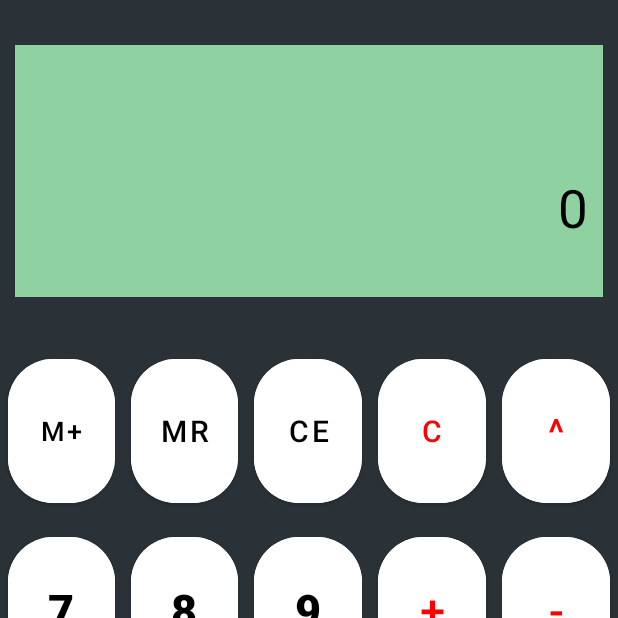
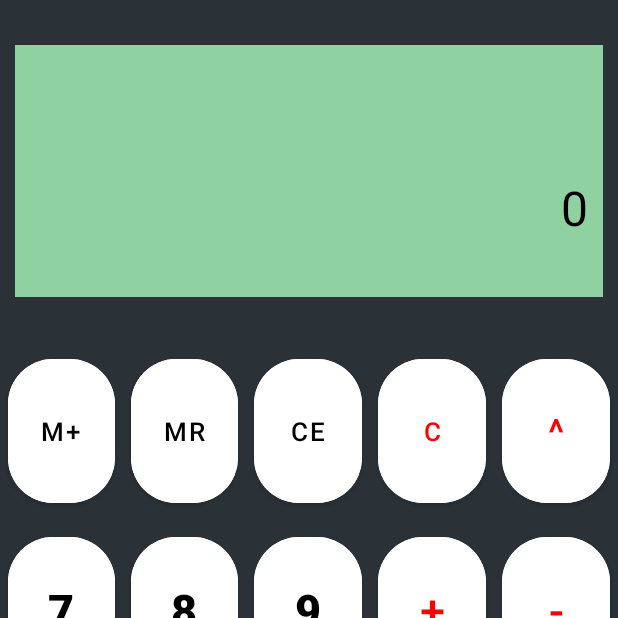
Before and after one commit to andrezg98/MyAndroidCalculator, an Android app: the screen it shows after launch (MainActivity), after a tap on "M+", on a phone screen of 412 x 824 dp, the top half of it. Run offline under Robolectric (Android 15) with nearby library versions, the phone set to English and light mode, and no system bars.

Commit message:
update cursor position, operation preview, button clicked and code cleaning

```diff
--- a/app/src/main/AndroidManifest.xml
+++ b/app/src/main/AndroidManifest.xml
@@ -12,7 +12,6 @@
         <activity android:name="com.example.my_android_calculator.MainActivity">
             <intent-filter>
                 <action android:name="android.intent.action.MAIN" />
-
                 <category android:name="android.intent.category.LAUNCHER" />
             </intent-filter>
         </activity>
--- a/app/src/main/java/com/example/my_android_calculator/MainActivity.java
+++ b/app/src/main/java/com/example/my_android_calculator/MainActivity.java
@@ -2,7 +2,6 @@ package com.example.my_android_calculator;
 
 import androidx.annotation.NonNull;
 import androidx.appcompat.app.AppCompatActivity;
-import androidx.appcompat.app.ActionBar;
 import android.os.Bundle;
 import android.util.Log;
 import android.view.View;
@@ -10,6 +9,10 @@ import android.widget.EditText;
 import android.widget.TextView;
 import android.widget.Button;
 import android.view.View.OnClickListener;
+
+import java.util.ArrayList;
+import java.util.Arrays;
+import java.util.List;
 
 public class MainActivity extends AppCompatActivity implements OnClickListener {
 
@@ -29,31 +32,40 @@ public class MainActivity extends AppCompatActivity implements OnClickListener {
         // To hide the actionBar
         if (getSupportActionBar() != null) { getSupportActionBar().hide();}
 
+        // * Display *
         // Don't show the keyboard
         screen = findViewById(R.id.result);
         screen.setShowSoftInputOnFocus(false);
 
-        // * Display *
         findViewById(R.id.result).setOnClickListener(this);
         preview = findViewById(R.id.preview_calculation);
 
-        int[] buttonsListIDs = new int[] {R.id.dot, R.id.zero, R.id.one, R.id.two, R.id.three,
-                                        R.id.four, R.id.five, R.id.six , R.id.seven, R.id.eight, R.id.nine,
-                                        R.id.mas, R.id.menos, R.id.multiply, R.id.div, R.id.raiz, R.id.percent,
-                                         R.id.potencia, R.id.equal, R.id.m_mas, R.id.clear, R.id.clear_element, R.id.mr};
+        // * Buttons *
+        int[] buttonsListIDs = new int[] {
+                // Numbers
+                R.id.dot, R.id.zero, R.id.one, R.id.two, R.id.three,
+                R.id.four, R.id.five, R.id.six , R.id.seven, R.id.eight, R.id.nine,
+                // Common Operators
+                R.id.mas, R.id.menos, R.id.multiply, R.id.div, R.id.raiz, R.id.percent,
+                R.id.potencia, R.id.equal, R.id.m_mas, R.id.clear, R.id.clear_element, R.id.mr
+        };
+
         for (int buttonID : buttonsListIDs) {
             findViewById(buttonID).setOnClickListener(this);
         }
 
-        // * Operators that only exist in layout-vertical (Vertical mode) and only in layout-land (Landscape mode) *
-        int[] uniqueButtonsListIDs = new int[] {R.id.sign_change, R.id.squared, R.id.invert, R.id.pi,
-                                                R.id.sin, R.id.cos, R.id.tan, R.id.mc, R.id.m_menos};
+        int[] uniqueButtonsListIDs = new int[] {
+                // Operator that only exist in layout-vertical (Vertical mode)
+                R.id.sign_change,
+                // Operators that only exist in layout-land (Landscape mode)
+                R.id.squared, R.id.invert, R.id.pi, R.id.sin, R.id.cos,
+                R.id.tan, R.id.mc, R.id.m_menos};
+
         for (int uniqueButtonID : uniqueButtonsListIDs) {
             if (findViewById(uniqueButtonID) != null){
                 findViewById(uniqueButtonID).setOnClickListener(this);
             }
         }
-
     }
 
     @Override
@@ -62,38 +74,44 @@ public class MainActivity extends AppCompatActivity implements OnClickListener {
         if (getString(R.string.screen).equals(screen.getText().toString())) {
             screen.setText("");
         }
-        String btnPressed;
-        try{
-            btnPressed = ((Button) view).getText().toString();
-        }catch (ClassCastException e){
+
+        String btnClicked;
+
+        try {
+            btnClicked = ((Button) view).getText().toString();
+        } catch (ClassCastException e) {
             Log.e("ERROR", "Bug double click.");
             return;
         }
 
-        if ("0123456789.".contains(btnPressed)) {
+        if ("0123456789.".contains(btnClicked)) { // A number button was clicked
             if (isWritingNumber) {
-                screen.append(btnPressed);
+                updateScreenText(btnClicked);
                 operationsComputer.setScreenNumber(Double.parseDouble(screen.getText().toString()));
                 Log.d("DEBUG", String.format("IsWritingNumber, operationsComputer screenNumber: %s, screen: %s",
                                     operationsComputer.getScreenNumber(), screen.getText().toString()));
             } else {
-                screen.setText(btnPressed);
+                screen.setText(btnClicked);
                 operationsComputer.setScreenNumber(Double.parseDouble(screen.getText().toString()));
                 isWritingNumber = true;
-                Log.d("DEBUG", String.format("NotWriting, operationsComputer screenNumber: %s, screen: %s",
+                Log.d("DEBUG", String.format("NotWritingNumber, operationsComputer screenNumber: %s, screen: %s",
                         operationsComputer.getScreenNumber(), screen.getText().toString()));
             }
-        } else if (btnPressed.equals("CE")) {
-            String clear_element;
+            operationsComputer.addOperation(btnClicked);
+            preview.setText(operationsComputer.getOperationPreview());
+        } else if (btnClicked.equals("CE")) {
+            String clearElement;
             try {
+                // Checking if it's an integer number
                 if (operationsComputer.getScreenNumber() % 1 == 0) {
-                    clear_element = String.valueOf((int) operationsComputer.getScreenNumber());
-                    operationsComputer.setScreenNumber(Double.parseDouble(clear_element.substring(0, clear_element.length() - 1)));
+                    clearElement = String.valueOf((int) operationsComputer.getScreenNumber());
+                    operationsComputer.setScreenNumber(Double.parseDouble(clearElement.substring(0, clearElement.length() - 1)));
                     screen.setText(String.valueOf((int) operationsComputer.getScreenNumber()));
                 } else {
-                    clear_element = String.valueOf(operationsComputer.getScreenNumber());
-                    double new_element = Double.parseDouble(clear_element.substring(0, clear_element.length() - 1));
+                    clearElement = String.valueOf(operationsComputer.getScreenNumber());
+                    double new_element = Double.parseDouble(clearElement.substring(0, clearElement.length() - 1));
                     operationsComputer.setScreenNumber(new_element);
+                    // Checking if it's an integer number
                     if (operationsComputer.getScreenNumber() % 1 == 0) {
                         screen.setText(String.valueOf((int) operationsComputer.getScreenNumber()));
                     } else {
@@ -101,61 +119,95 @@ public class MainActivity extends AppCompatActivity implements OnClickListener {
                     }
                 }
                 Log.d("DEBUG", String.format("CE:  %s, screenNumber: %s, screen: %s",
-                        clear_element, operationsComputer.getScreenNumber(), screen.getText().toString()));
-            } catch (NumberFormatException e){  //Case when no more input to erase
-
+                        clearElement, operationsComputer.getScreenNumber(), screen.getText().toString()));
+            } catch (NumberFormatException e){
+                // Case when no more input to erase
                 screen.setText("");
             }
-
             isWritingNumber = true;
-        } else {
+        } else { // A operator button was clicked
             try {
                 if (isWritingNumber) {
                     operationsComputer.setScreenNumber(Double.parseDouble(screen.getText().toString()));
                     isWritingNumber = false;
                 }
-                operationsComputer.computeOperation(btnPressed);
+                operationsComputer.computeOperation(btnClicked);
+                // Checking if it's an integer number
                 if (operationsComputer.getResult() % 1 == 0) {
                     screen.setText(String.valueOf((int) operationsComputer.getResult()));
                 } else {
                     screen.setText(String.valueOf(operationsComputer.getResult()));
                 }
             } catch (NumberFormatException ignored) {
+                // Case when "C" try to clear something already empty
             }
+
+            String [] notInPreview = {"C", "MC", "MR", "M+", "M-", "+/-", "1/x", "x²"};
+            List<String> notInPreviewList = new ArrayList<>(Arrays.asList(notInPreview));
+
+            if (notInPreviewList.contains(btnClicked)) {
+                operationsComputer.setOperationPreview("");
+            } else if (btnClicked.equals("=")) {
+                operationsComputer.setOperationPreview(operationsComputer.getOperationPreview());
+            } else {
+                operationsComputer.addOperation(btnClicked);
+            }
+            preview.setText(operationsComputer.getOperationPreview());
         }
+        // To set the position of the cursor always to the right
+        int position = screen.getText().toString().length();
+        screen.setSelection(position);
     }
 
     @Override
     protected void onSaveInstanceState(@NonNull Bundle outState) {
         super.onSaveInstanceState(outState);
-        // Save variables on screen orientation change
+        // To save the display text and the saved memory when changing the display orientation.
         outState.putDouble("SCREEN_NUMBER", operationsComputer.getScreenNumber());
         outState.putDouble("RESULT_NUMBER", operationsComputer.getResult());
         outState.putDouble("MEMORY_NUMBER", operationsComputer.getMemoryNumber());
-        Log.d("DEBUG", String.format("SaveInstanceState - SCREEN_NUMBER: %s, RESULT_NUMBER: %s, MEMORY_NUMBER: %s",
+        outState.putString("OPERATION_PREVIEW", operationsComputer.getOperationPreview());
+        Log.d("DEBUG", String.format("SaveInstanceState - SCREEN_NUMBER: %s, RESULT_NUMBER: %s, " +
+                        "MEMORY_NUMBER: %s, OPERATION_PREVIEW: %s",
                 outState.getDouble("SCREEN_NUMBER"),
                 outState.getDouble("RESULT_NUMBER"),
-                outState.getDouble("MEMORY_NUMBER")));
+                outState.getDouble("MEMORY_NUMBER"),
+                outState.getString("OPERATION_PREVIEW")));
     }
 
     @Override
     protected void onRestoreInstanceState(Bundle savedInstanceState) {
         super.onRestoreInstanceState(savedInstanceState);
-        // Restore variables on screen orientation change
+        // To restore the display text and the saved memory when changing the display orientation.
         operationsComputer.setScreenNumber(savedInstanceState.getDouble("SCREEN_NUMBER"));
         operationsComputer.setResult(savedInstanceState.getDouble("RESULT_NUMBER"));
         operationsComputer.setMemoryNumber(savedInstanceState.getDouble("MEMORY_NUMBER"));
+        operationsComputer.setOperationPreview(savedInstanceState.getString("OPERATION_PREVIEW"));
+        // Checking if it's an integer number
         if (operationsComputer.getScreenNumber() % 1 == 0) {
             screen.setText(String.valueOf((int) operationsComputer.getScreenNumber()));
         } else {
             screen.setText(String.valueOf(operationsComputer.getScreenNumber()));
         }
-        Log.d("DEBUG", String.format("restoreInstanceState - getScreenNumber: %s, getResult: %s, getMemoryNumber: %s",
+        Log.d("DEBUG", String.format("restoreInstanceState - getScreenNumber: %s, getResult: %s, " +
+                        "getMemoryNumber: %s, getOperationPreview: %s",
                 operationsComputer.getScreenNumber(),
                 operationsComputer.getResult(),
-                operationsComputer.getMemoryNumber()));
+                operationsComputer.getMemoryNumber(),
+                operationsComputer.getOperationPreview()));
     }
 
-    // --- USEFUL FUNCTIONS ---
+    // * USEFUL FUNCTIONS *
+
+    private void updateScreenText(String newNumber) {
+        int cursorPos = screen.getSelectionStart();
+
+        String oldNumber = screen.getText().toString();
+        String leftNumber = oldNumber.substring(0, cursorPos);
+        String rightNumber = oldNumber.substring(cursorPos);
+
+        // Update the new string text
+        screen.setText(String.format("%s%s%s", leftNumber, newNumber, rightNumber));
+    }
 
 }
--- a/app/src/main/java/com/example/my_android_calculator/OperationsComputer.java
+++ b/app/src/main/java/com/example/my_android_calculator/OperationsComputer.java
@@ -1,52 +1,53 @@
 package com.example.my_android_calculator;
-
-import android.util.Log;
 
 import androidx.annotation.NonNull;
 
 public class OperationsComputer {
     private double screenNumber;
+    private double result;
+    private double memoryNumber;
     private double bufferNumber;
     private String bufferOperator;
-    private double memoryNumber;
-    private double result;
+    private String operationPreview;
 
-    // Constructor
     protected OperationsComputer() {
-        // Initialize variables
         screenNumber = 0.0;
+        result = 0.0;
+        memoryNumber = 0.0;
         bufferNumber = 0.0;
         bufferOperator = "";
-        memoryNumber = 0.0;
+        operationPreview = "";
     }
 
     protected void computeOperation(String op) {
-
         switch (op) {
-            case "√":
-                screenNumber = Math.sqrt(screenNumber);
-                break;
             case "%":
                 screenNumber = screenNumber / 100;
+                setResult(screenNumber);
                 break;
             case "+/-":
                 screenNumber = screenNumber * (-1);
+                setResult(screenNumber);
                 break;
             case "1/x":
                 if (screenNumber != 0) {
                     screenNumber = 1 / screenNumber;
                 }
+                setResult(screenNumber);
                 break;
             case "x²":
                 screenNumber = screenNumber * screenNumber;
+                setResult(screenNumber);
                 break;
             case "Π":
                 screenNumber = screenNumber * Math.PI;
+                setResult(screenNumber);
                 break;
             case "C":
+                // This case doesn't clear the memoryNumber
                 screenNumber = 0.0;
+                result = 0.0;
                 bufferNumber = 0.0;
-                result = 0.0;
                 bufferOperator = "";
                 break;
             case "MC":
@@ -63,16 +64,16 @@ public class OperationsComputer {
                 break;
             default:
                 computeBufferOperation();
+                // Update buffer
                 bufferOperator = op;
                 bufferNumber = screenNumber;
                 setResult(screenNumber);
                 break;
         }
-
     }
 
+    // Waiting the next operand to calculate the result
     private void computeBufferOperation() {
-
         switch (bufferOperator) {
             case "+":
                 screenNumber = bufferNumber + screenNumber;
@@ -88,20 +89,23 @@ public class OperationsComputer {
                     screenNumber = bufferNumber / screenNumber;
                 }
                 break;
+            case "√":
+                screenNumber = Math.sqrt(screenNumber);
+                break;
             case "^":
                 screenNumber = Math.pow(bufferNumber, screenNumber);
                 break;
+            // Results in degrees
             case "SIN":
-                screenNumber = Math.sin(Math.toRadians(screenNumber)); // Math.toRadians(mOperand) converts result to degrees
+                screenNumber = Math.sin(Math.toRadians(screenNumber));
                 break;
             case "COS":
-                screenNumber = Math.cos(Math.toRadians(screenNumber)); // Math.toRadians(mOperand) converts result to degrees
+                screenNumber = Math.cos(Math.toRadians(screenNumber));
                 break;
             case "TAN":
-                screenNumber = Math.tan(Math.toRadians(screenNumber)); // Math.toRadians(mOperand) converts result to degrees
+                screenNumber = Math.tan(Math.toRadians(screenNumber));
                 break;
         }
-
     }
 
     // * Setters and Getters *
@@ -120,6 +124,10 @@ public class OperationsComputer {
         return memoryNumber;
     }
 
+    public void setOperationPreview(String operation) { operationPreview = operation; }
+    public String getOperationPreview() { return operationPreview; }
+    public void addOperation(String operationToAdd) { operationPreview += operationToAdd; }
+
     @NonNull
     public String toString() {
         return Double.toString(screenNumber);
--- a/app/src/main/res/layout-land/activity_main.xml
+++ b/app/src/main/res/layout-land/activity_main.xml
@@ -14,19 +14,19 @@
         android:layout_height="25dp"
         android:layout_marginHorizontal="10dp"
         android:layout_marginTop="10dp"
-        android:layout_weight="0.25"
+        android:layout_weight="0.35"
         android:background="@color/green_screen"
         android:padding="10dp"
         android:text=""
         android:textAlignment="textEnd"
         android:textColor="@color/black"
-        android:textSize="20sp" />
+        android:textSize="18sp" />
 
     <EditText
         android:id="@+id/result"
         android:layout_width="match_parent"
         android:layout_height="5dp"
-        android:layout_weight="1"
+        android:layout_weight="0.85"
         android:layout_gravity="center|right"
         android:text="@string/screen"
         android:textColor="@color/black"
--- a/app/src/main/res/layout/activity_main.xml
+++ b/app/src/main/res/layout/activity_main.xml
@@ -31,7 +31,7 @@
         android:layout_gravity="center|right"
         android:text="@string/screen"
         android:textColor="@color/black"
-        android:textSize="35sp"
+        android:textSize="32sp"
         android:textAlignment="textEnd"
         android:background="@color/green_screen"
         android:layout_marginTop="0dp"
@@ -57,7 +57,7 @@
             android:backgroundTint="@color/white"
             android:text="@string/m_mas"
             android:textColor="@color/black"
-            android:textSize="18sp"
+            android:textSize="17sp"
             app:cornerRadius="30dp" />
 
         <Button
@@ -69,7 +69,7 @@
             android:backgroundTint="@color/white"
             android:text="@string/mr"
             android:textColor="@color/black"
-            android:textSize="20sp"
+            android:textSize="17sp"
             app:cornerRadius="30dp" />
 
         <Button
@@ -81,7 +81,7 @@
             android:backgroundTint="@color/white"
             android:text="@string/ce"
             android:textColor="@color/black"
-            android:textSize="20sp"
+            android:textSize="17sp"
             app:cornerRadius="30dp" />
 
         <Button
@@ -93,7 +93,7 @@
             android:backgroundTint="@color/white"
             android:text="@string/c"
             android:textColor="#FF0000"
-            android:textSize="20sp"
+            android:textSize="17sp"
             app:cornerRadius="30dp" />
 
         <Button
--- a/app/src/main/res/values/colors.xml
+++ b/app/src/main/res/values/colors.xml
@@ -9,4 +9,5 @@
     <color name="white">#FFFFFFFF</color>
     <color name="dark_grey">#2A3137</color>
     <color name="green_screen">#8FD1A0</color>
+    <color name="clear_gray">#414142</color>
 </resources>
--- a/app/src/main/res/values/themes.xml
+++ b/app/src/main/res/values/themes.xml
@@ -1,6 +1,11 @@
 <resources xmlns:tools="http://schemas.android.com/tools">
     <!-- Base application theme. -->
     <style name="Theme.MyAndroidCalculator" parent="Theme.MaterialComponents.DayNight.DarkActionBar">
+        <!-- Primary brand color. -->
+        <item name="colorPrimary">@color/white</item>
+        <item name="android:colorPrimaryDark">@color/dark_grey</item>
+        <item name="colorOnPrimary">@color/dark_grey</item>
+
         <!-- Customize your theme here. -->
 
     </style>
```
Also changed, not shown: app/src/main/res/drawable/rounded_button.xml (deleted, +0 -7 lines).
